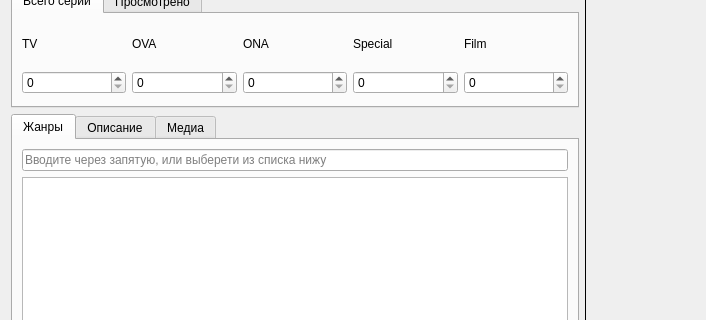
This is dialogaddanime.ui in LibertaSoft/DatabaseAnime as Qt 5 draws it before an edit; both pictures show x 0 to 706 and y 106 to 426 of the 871 by 597 pixel window. The edited form follows.
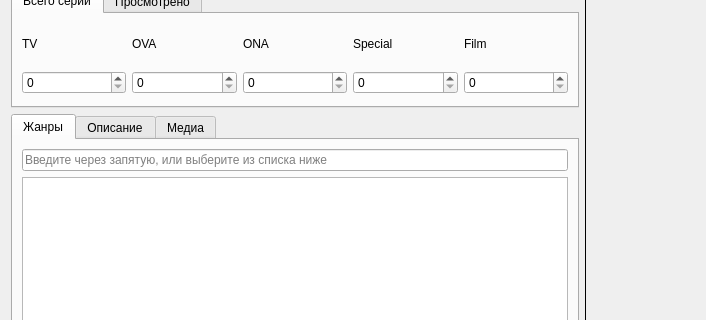
This is the edited form. Icons and pictures are not drawn. Custom widgets are drawn as their Qt base class.

```diff
--- a/dialogaddanime.ui
+++ b/dialogaddanime.ui
@@ -382,7 +382,7 @@
               <number>256</number>
              </property>
              <property name="placeholderText">
-              <string>Вводите через запятую, или выберети из списка нижу</string>
+              <string>Введите через запятую, или выберите из списка ниже</string>
              </property>
             </widget>
            </item>
```
